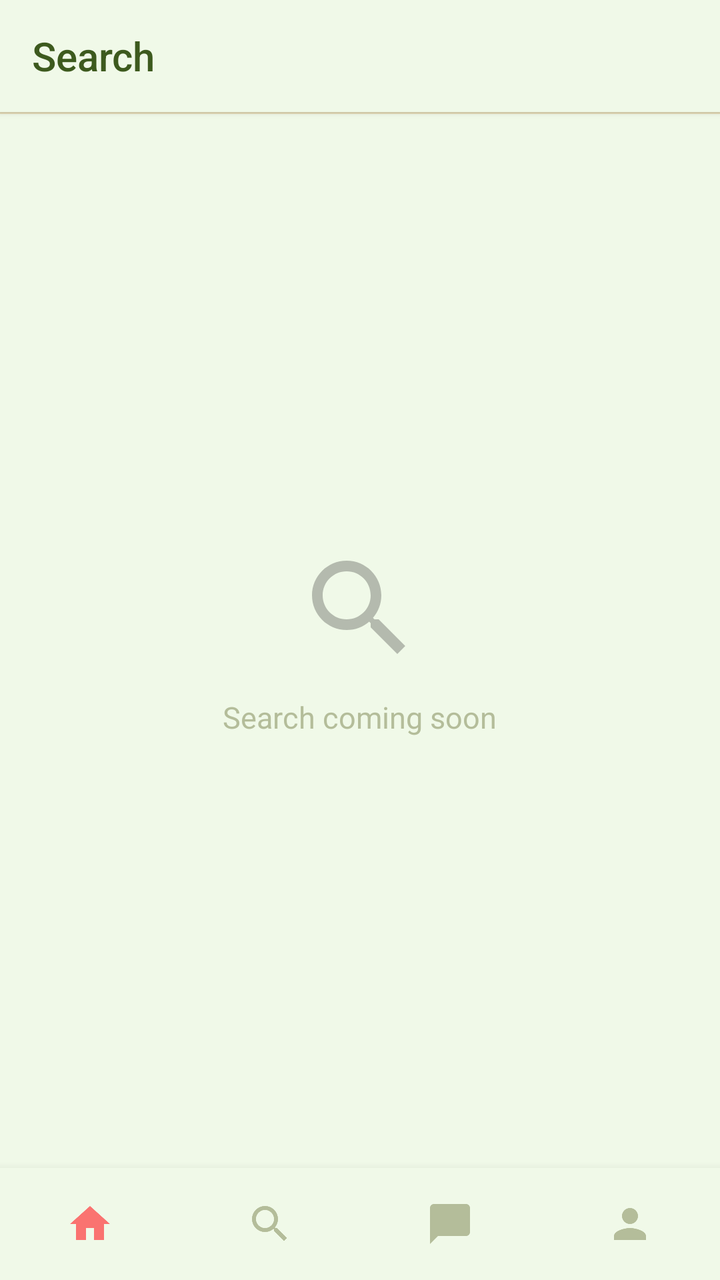
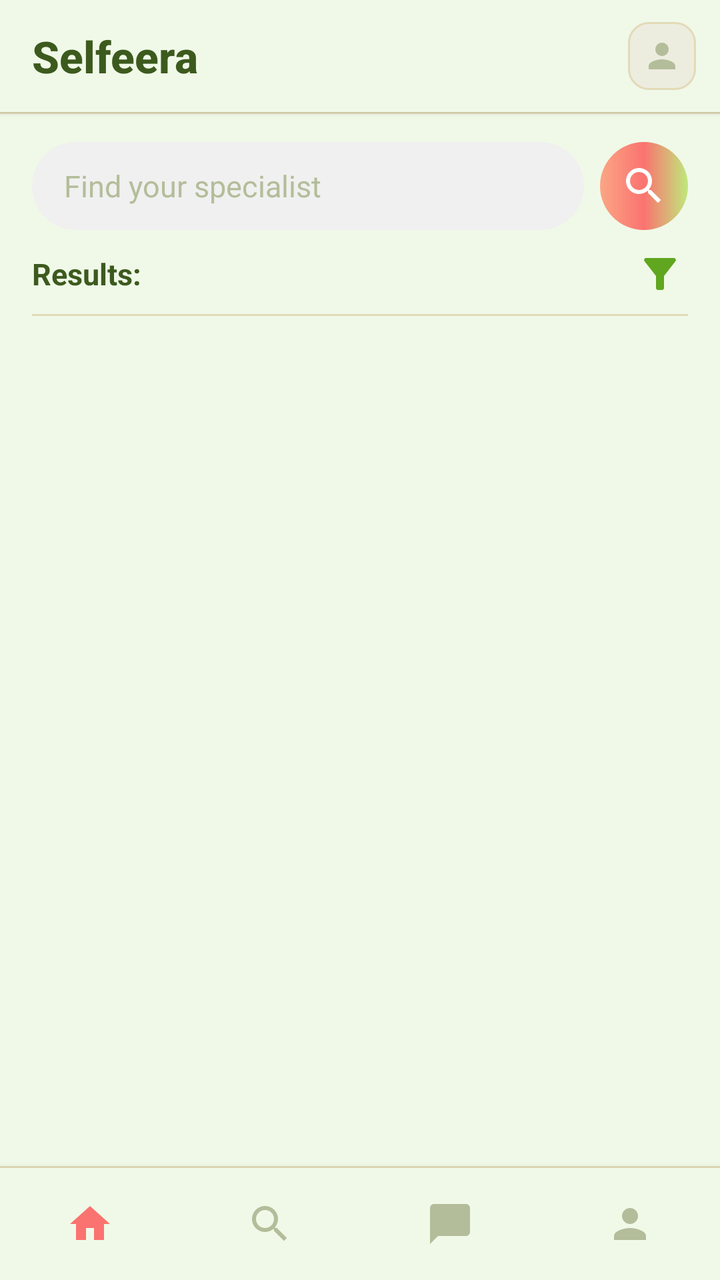

Before-and-after screenshots of an Android layout around one commit, followed by the original layout XML and the change that was made.
<!-- AndroidManifest.xml: activity theme Theme.AppCompat.Light.NoActionBar -->
<!-- res/layout/activity_search_page.xml -->
<?xml version="1.0" encoding="utf-8"?>
<LinearLayout xmlns:android="http://schemas.android.com/apk/res/android"
    xmlns:app="http://schemas.android.com/apk/res-auto"
    android:layout_width="match_parent"
    android:layout_height="match_parent"
    android:background="@color/auth_background"
    android:orientation="vertical">

    
    <androidx.appcompat.widget.Toolbar
        android:id="@+id/toolbar"
        android:layout_width="match_parent"
        android:layout_height="?attr/actionBarSize"
        android:background="@color/auth_background"
        android:elevation="2dp"
        app:title="Search"
        app:titleTextColor="@color/text_primary" />

    <View
        android:layout_width="match_parent"
        android:layout_height="1dp"
        android:background="@color/divider_color" />

    
    <LinearLayout
        android:layout_width="match_parent"
        android:layout_height="0dp"
        android:layout_weight="1"
        android:gravity="center"
        android:orientation="vertical">

        <ImageView
            android:layout_width="64dp"
            android:layout_height="64dp"
            android:alpha="0.25"
            android:src="@drawable/ic_nav_search" />

        <TextView
            android:layout_width="wrap_content"
            android:layout_height="wrap_content"
            android:layout_marginTop="12dp"
            android:text="Search coming soon"
            android:textColor="@color/text_hint"
            android:textSize="15sp" />

    </LinearLayout>

    
    <com.google.android.material.bottomnavigation.BottomNavigationView
        android:id="@+id/bottom_nav"
        android:layout_width="match_parent"
        android:layout_height="wrap_content"
        android:background="@color/auth_background"
        android:elevation="8dp"
        app:itemIconTint="@color/nav_icon_tint"
        app:itemTextColor="@color/nav_icon_tint"
        app:labelVisibilityMode="unlabeled"
        app:menu="@menu/bottom_nav_menu" />

</LinearLayout>
<!-- resources referenced by this layout -->
<resources>
  <color name="auth_background">#F0F9E8</color>
  <color name="divider_color">#E3DAB7</color>
  <color name="text_hint">#B4BD9A</color>
  <color name="text_primary">#3D5A1E</color>
  <!-- drawable ic_nav_search (drawable) -->
  <?xml version="1.0" encoding="utf-8"?>
  <vector xmlns:android="http://schemas.android.com/apk/res/android"
      android:width="24dp"
      android:height="24dp"
      android:viewportWidth="24"
      android:viewportHeight="24">
      <path
          android:fillColor="#FF000000"
          android:pathData="M15.5,14h-0.79l-0.28,-0.27C15.41,12.59 16,11.11 16,9.5 16,5.91 13.09,3 9.5,3S3,5.91 3,9.5 5.91,16 9.5,16c1.61,0 3.09,-0.59 4.23,-1.57l0.27,0.28v0.79l5,4.99L20.49,19l-4.99,-5zM9.5,14C7.01,14 5,11.99 5,9.5S7.01,5 9.5,5 14,7.01 14,9.5 11.99,14 9.5,14z" />
  </vector>
</resources>

<!-- the commit's change to res/layout/activity_search_page.xml (unified diff, before → after) -->
@@ -7,14 +7,35 @@
     android:orientation="vertical">
 
     
-    <androidx.appcompat.widget.Toolbar
-        android:id="@+id/toolbar"
+    <LinearLayout
         android:layout_width="match_parent"
         android:layout_height="?attr/actionBarSize"
         android:background="@color/auth_background"
         android:elevation="2dp"
-        app:title="Search"
-        app:titleTextColor="@color/text_primary" />
+        android:gravity="center_vertical"
+        android:orientation="horizontal"
+        android:paddingStart="16dp"
+        android:paddingEnd="12dp">
+
+        <TextView
+            android:layout_width="0dp"
+            android:layout_height="wrap_content"
+            android:layout_weight="1"
+            android:fontFamily="sans-serif-medium"
+            android:text="Selfeera"
+            android:textColor="@color/text_primary"
+            android:textSize="22sp"
+            android:textStyle="bold" />
+
+        <ImageView
+            android:id="@+id/iv_profile_icon"
+            android:layout_width="34dp"
+            android:layout_height="34dp"
+            android:background="@drawable/bg_profile_photo"
+            android:padding="7dp"
+            android:src="@drawable/ic_nav_profile"
+            android:tint="@color/guava_sage" />
+    </LinearLayout>
 
     <View
         android:layout_width="match_parent"
@@ -24,26 +45,122 @@
     
     <LinearLayout
         android:layout_width="match_parent"
+        android:layout_height="wrap_content"
+        android:gravity="center_vertical"
+        android:orientation="horizontal"
+        android:paddingStart="16dp"
+        android:paddingEnd="16dp"
+        android:paddingTop="14dp"
+        android:paddingBottom="6dp">
+
+        <EditText
+            android:id="@+id/et_search"
+            android:layout_width="0dp"
+            android:layout_height="44dp"
+            android:layout_weight="1"
+            android:background="@drawable/bg_search_rounded"
+            android:drawablePadding="10dp"
+            android:hint="Find your specialist"
+            android:imeOptions="actionSearch"
+            android:inputType="text"
+            android:paddingStart="16dp"
+            android:paddingEnd="16dp"
+            android:singleLine="true"
+            android:textColor="@color/text_primary"
+            android:textColorHint="@color/text_hint"
+            android:textSize="15sp" />
+
+        <ImageView
+            android:id="@+id/btn_search_go"
+            android:layout_width="44dp"
+            android:layout_height="44dp"
+            android:layout_marginStart="8dp"
+            android:background="@drawable/bg_button_gradient"
+            android:padding="10dp"
+            android:src="@drawable/ic_nav_search"
+            android:tint="#FFFFFF" />
+    </LinearLayout>
+
+    
+    <HorizontalScrollView
+        android:id="@+id/hsv_chips"
+        android:layout_width="match_parent"
+        android:layout_height="wrap_content"
+        android:paddingStart="16dp"
+        android:paddingEnd="16dp"
+        android:scrollbars="none"
+        android:visibility="gone">
+
+        <LinearLayout
+            android:id="@+id/ll_chips"
+            android:layout_width="wrap_content"
+            android:layout_height="wrap_content"
+            android:orientation="horizontal"
+            android:paddingBottom="6dp" />
+    </HorizontalScrollView>
+
+    
+    <LinearLayout
+        android:layout_width="match_parent"
+        android:layout_height="wrap_content"
+        android:gravity="center_vertical"
+        android:orientation="horizontal"
+        android:paddingStart="16dp"
+        android:paddingEnd="16dp"
+        android:paddingTop="2dp"
+        android:paddingBottom="6dp">
+
+        <TextView
+            android:id="@+id/tv_results_count"
+            android:layout_width="0dp"
+            android:layout_height="wrap_content"
+            android:layout_weight="1"
+            android:text="Results:"
+            android:textColor="@color/text_primary"
+            android:textSize="15sp"
+            android:textStyle="bold" />
+
+        <ImageView
+            android:id="@+id/btn_filter"
+            android:layout_width="28dp"
+            android:layout_height="28dp"
+            android:padding="2dp"
+            android:src="@drawable/ic_filter" />
+    </LinearLayout>
+
+    <View
+        android:layout_width="match_parent"
+        android:layout_height="1dp"
+        android:layout_marginStart="16dp"
+        android:layout_marginEnd="16dp"
+        android:background="@color/divider_color" />
+
+    
+    <androidx.recyclerview.widget.RecyclerView
+        android:id="@+id/rv_specialists"
+        android:layout_width="match_parent"
         android:layout_height="0dp"
         android:layout_weight="1"
+        android:clipToPadding="false"
+        android:paddingTop="6dp"
+        android:paddingBottom="8dp" />
+
+    
+    <LinearLayout
+        android:id="@+id/ll_pagination"
+        android:layout_width="match_parent"
+        android:layout_height="wrap_content"
+        android:background="@color/auth_background"
         android:gravity="center"
-        android:orientation="vertical">
+        android:orientation="horizontal"
+        android:paddingTop="8dp"
+        android:paddingBottom="4dp"
+        android:visibility="gone" />
 
-        <ImageView
-            android:layout_width="64dp"
-            android:layout_height="64dp"
-            android:alpha="0.25"
-            android:src="@drawable/ic_nav_search" />
-
-        <TextView
-            android:layout_width="wrap_content"
-            android:layout_height="wrap_content"
-            android:layout_marginTop="12dp"
-            android:text="Search coming soon"
-            android:textColor="@color/text_hint"
-            android:textSize="15sp" />
-
-    </LinearLayout>
+    <View
+        android:layout_width="match_parent"
+        android:layout_height="1dp"
+        android:background="@color/divider_color" />
 
     
     <com.google.android.material.bottomnavigation.BottomNavigationView
<!-- resource entries referenced after the edit -->
@@ -2,8 +2,64 @@
 <resources>
   <color name="auth_background">#F0F9E8</color>
   <color name="divider_color">#E3DAB7</color>
+  <color name="guava_sage">#B4BD9A</color>
   <color name="text_hint">#B4BD9A</color>
   <color name="text_primary">#3D5A1E</color>
+  <!-- drawable bg_button_gradient (drawable) -->
+  <?xml version="1.0" encoding="utf-8"?>
+  <shape xmlns:android="http://schemas.android.com/apk/res/android"
+      android:shape="rectangle">
+      <gradient
+          android:angle="0"
+          android:startColor="#FBA685"
+          android:centerColor="#FA7370"
+          android:endColor="#BFE97B"
+          android:type="linear" />
+      <corners android:radius="30dp" />
+  </shape>
+  <!-- drawable bg_profile_photo (drawable) -->
+  <?xml version="1.0" encoding="utf-8"?>
+  <shape xmlns:android="http://schemas.android.com/apk/res/android"
+      android:shape="rectangle">
+      <solid android:color="#ECEDDF" />
+      <corners android:radius="10dp" />
+      <stroke
+          android:width="1dp"
+          android:color="#E3DAB7" />
+  </shape>
+  <!-- drawable bg_search_rounded (drawable) -->
+  <?xml version="1.0" encoding="utf-8"?>
+  <shape xmlns:android="http://schemas.android.com/apk/res/android">
+      <solid android:color="#F0F0F0"/>
+      <corners android:radius="32dp"/>  
+      <padding
+          android:left="16dp"
+          android:top="12dp"
+          android:right="16dp"
+          android:bottom="12dp"/>
+  </shape>
+  <!-- drawable ic_filter (drawable) -->
+  <?xml version="1.0" encoding="utf-8"?>
+  <vector xmlns:android="http://schemas.android.com/apk/res/android"
+      android:width="24dp"
+      android:height="24dp"
+      android:viewportWidth="24"
+      android:viewportHeight="24">
+      <path
+          android:fillColor="@color/green_dark"
+          android:pathData="M4.25,5.61C6.27,8.2 10,13 10,13v6c0,0.55 0.45,1 1,1h2c0.55,0 1,-0.45 1,-1v-6s3.72,-4.8 5.74,-7.39C20.25,4.95 19.78,4 18.95,4H5.04C4.21,4 3.74,4.95 4.25,5.61z" />
+  </vector>
+  <!-- drawable ic_nav_profile (drawable) -->
+  <?xml version="1.0" encoding="utf-8"?>
+  <vector xmlns:android="http://schemas.android.com/apk/res/android"
+      android:width="24dp"
+      android:height="24dp"
+      android:viewportWidth="24"
+      android:viewportHeight="24">
+      <path
+          android:fillColor="#FF000000"
+          android:pathData="M12,12c2.21,0 4,-1.79 4,-4s-1.79,-4 -4,-4 -4,1.79 -4,4 1.79,4 4,4zM12,14c-2.67,0 -8,1.34 -8,4v2h16v-2c0,-2.66 -5.33,-4 -8,-4z" />
+  </vector>
   <!-- drawable ic_nav_search (drawable) -->
   <?xml version="1.0" encoding="utf-8"?>
   <vector xmlns:android="http://schemas.android.com/apk/res/android"
@@ -15,5 +71,6 @@
           android:fillColor="#FF000000"
           android:pathData="M15.5,14h-0.79l-0.28,-0.27C15.41,12.59 16,11.11 16,9.5 16,5.91 13.09,3 9.5,3S3,5.91 3,9.5 5.91,16 9.5,16c1.61,0 3.09,-0.59 4.23,-1.57l0.27,0.28v0.79l5,4.99L20.49,19l-4.99,-5zM9.5,14C7.01,14 5,11.99 5,9.5S7.01,5 9.5,5 14,7.01 14,9.5 11.99,14 9.5,14z" />
   </vector>
+  <color name="green_dark">#60A61F</color>
 </resources>
 
